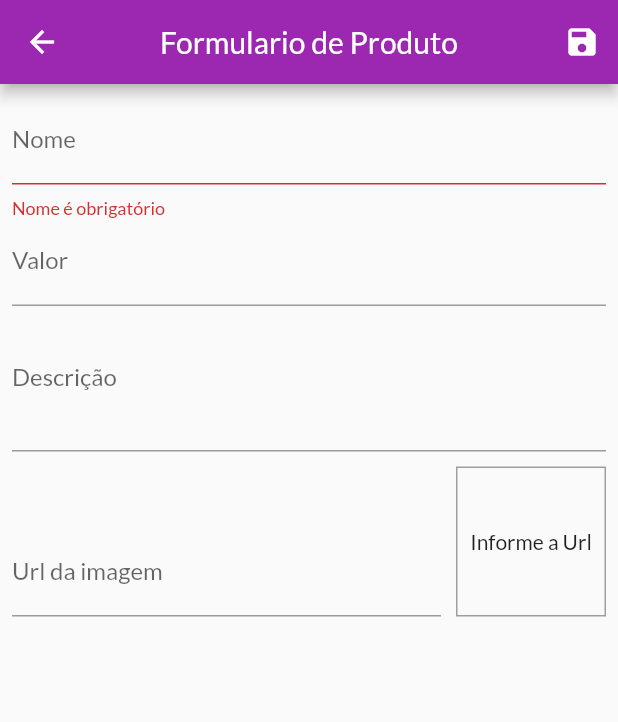
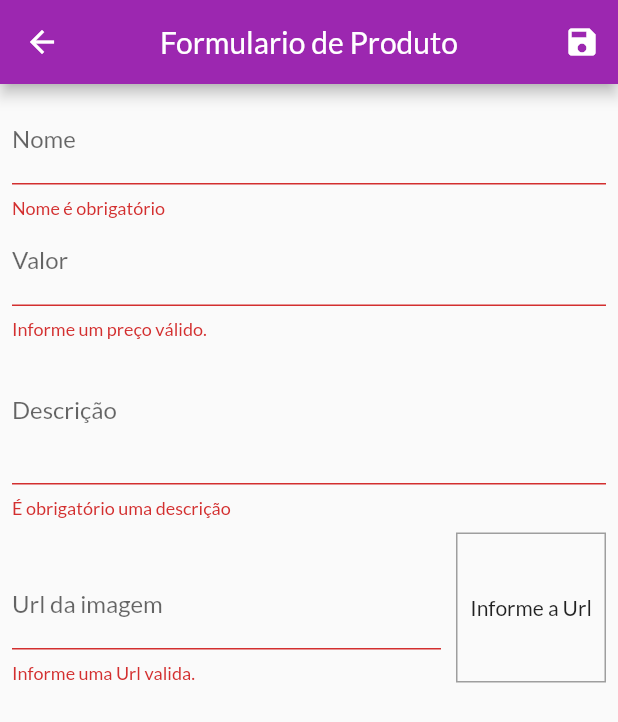
Before and after one commit to LucasWMedeiros/App_loja, a Flutter app: the ProductFormScreen screen opened by its route, after a tap on the "save" icon, on a phone screen of 412 x 824 dp. Shown: the top 722 px of the screen. Run offline on Flutter 3.47's test engine with Material 2 defaults, Android fonts, the phone set to English and light mode, and no system bars; network calls fail.

Commit message:
adicionando validações e função de salvamento do formulario de produtos

```diff
--- a/lib/models/product_list.dart
+++ b/lib/models/product_list.dart
@@ -1,4 +1,6 @@
 // ignore_for_file: prefer_final_fields
+
+import 'dart:math';
 
 import 'package:app_loja/data/DUMMY_DATA.dart';
 import 'package:app_loja/models/produt.dart';
@@ -14,6 +16,16 @@ class ProductList with ChangeNotifier{
   }
 
 
+  void addProductFromData(Map<String, Object> data){
+    final newProduct = Product(
+      id: Random().nextDouble().toString(),
+      name: data['name'] as String,
+      description: data['description'] as String,
+      price: data['price'] as double,
+      imageUrl: data['imageUrl'] as String,
+    );
+    addProduct(newProduct);
+  }
   void addProduct(Product product){
     _items.add(product);
     notifyListeners();
--- a/lib/screen/product_form_screen.dart
+++ b/lib/screen/product_form_screen.dart
@@ -1,7 +1,9 @@
 import 'dart:math';
 
+import 'package:app_loja/models/product_list.dart';
 import 'package:flutter/material.dart';
 import 'package:app_loja/models/produt.dart';
+import 'package:provider/provider.dart';
 
 class ProductFormScreen extends StatefulWidget {
   ProductFormScreen({Key? key}) : super(key: key);
@@ -38,6 +40,11 @@ class _ProductFormScreenState extends State<ProductFormScreen> {
     setState(() {});
   }
 
+  bool isValidImageUrl(String url){
+    bool isValidUrl = url.trim().isEmpty /*Uri.tryParse(url)?.hasAbsolutePath ?? false*/;
+    return isValidUrl;
+  }
+
   void _submitForm() {
     final isValid = _formKey.currentState?.validate() ?? false;
 
@@ -45,16 +52,9 @@ class _ProductFormScreenState extends State<ProductFormScreen> {
       return;
     }
     _formKey.currentState?.save();
-    final newProduct = Product(
-      id: Random().nextDouble().toString(),
-      name: _formData['name'] as String,
-      description: _formData['description'] as String,
-      price: _formData['price'] as double,
-      imageUrl: _formData['imageUrl'] as String,
-    );
-    print(newProduct.id);
-    print(newProduct.name);
-    print(newProduct.price);
+
+    Provider.of<ProductList>(context, listen: false).addProductFromData(_formData);
+    Navigator.of(context).pop();
   }
 
   @override
@@ -108,6 +108,15 @@ class _ProductFormScreenState extends State<ProductFormScreen> {
                   },
                   onSaved: (price) =>
                       _formData['price'] = double.parse(price ?? '0'),
+                      validator: (_price) {
+                        final priceString = _price ?? '-1';
+                        final price = double.tryParse(priceString) ?? -1;
+
+                        if(price <= 0) {
+                          return 'Informe um preço válido.';
+                        }
+                        return null;
+                      },
                 ),
                 TextFormField(
                   decoration: const InputDecoration(labelText: 'Descrição'),
@@ -116,6 +125,16 @@ class _ProductFormScreenState extends State<ProductFormScreen> {
                   maxLines: 3,
                   onSaved: (description) =>
                       _formData['description'] = description ?? '',
+                      validator: (_description) {
+                    final description = _description ?? '';
+                    if(description.trim().isEmpty){
+                      return 'É obrigatório uma descrição';
+                    }
+                    if(description.trim().length < 10){
+                      return 'Descrição precisa de no minimo 10 letras';
+                    }
+                    return null;
+                  },
                 ),
                 Row(
                   crossAxisAlignment: CrossAxisAlignment.end,
@@ -130,6 +149,13 @@ class _ProductFormScreenState extends State<ProductFormScreen> {
                         controller: _imageUrlController,
                         onSaved: (imageUrl) =>
                             _formData['imageUrl'] = imageUrl ?? '',
+                        validator: (_imageUrl) {
+                          final imageUrl = _imageUrl ?? '';
+                          if (isValidImageUrl(imageUrl)) {
+                            return 'Informe uma Url valida.';
+                          }
+                          return null;
+                        },
                         onFieldSubmitted: (_) => _submitForm(),
                       ),
                     ),
--- a/lib/screen/products_detail_screen.dart
+++ b/lib/screen/products_detail_screen.dart
@@ -1,5 +1,6 @@
 import 'package:app_loja/models/produt.dart';
 import 'package:flutter/material.dart';
+import 'package:intl/intl.dart';
 
 class ProductDetailScreen extends StatelessWidget {
   ProductDetailScreen({
@@ -16,6 +17,7 @@ class ProductDetailScreen extends StatelessWidget {
         centerTitle: true,
       ),
       body: SingleChildScrollView(
+
         child: Column(
           children: [
             Container(
```
